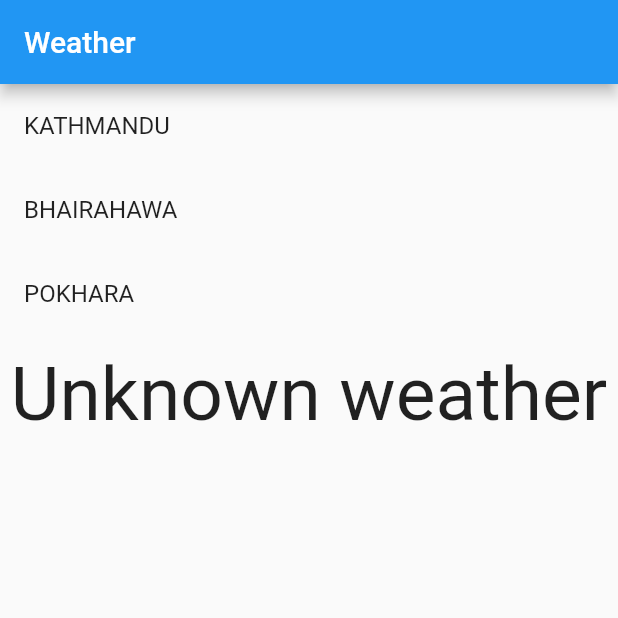
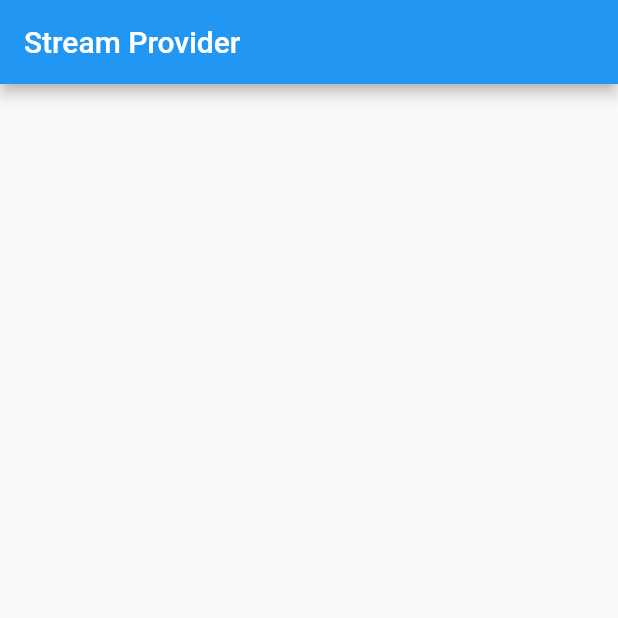
Before and after one commit to santosh565/testingriverpod, a Flutter app: the screen it shows after launch, on a phone screen of 412 x 824 dp, the top half of it. Run offline on Flutter 3.47's test engine with Material 2 defaults, Android fonts, the phone set to English and light mode, and no system bars; our stand-ins replace hooks_riverpod.

```diff
--- a/lib/main.dart
+++ b/lib/main.dart
@@ -20,81 +20,13 @@ class MyApp extends StatelessWidget {
   }
 }
 
-enum City {
-  kathmandu,
-  bhairahawa,
-  pokhara,
-}
-
-typedef WeatherEmoji = String;
-
-Future<WeatherEmoji> getWeather(City city) {
-  return Future.delayed(
-      const Duration(seconds: 2),
-      () => {
-            City.bhairahawa: '🥵',
-            City.kathmandu: '🆒',
-            City.pokhara: '🌬️'
-          }[city]!);
-}
-
-final currentCityProvider = StateProvider<City?>(
-  (ref) {
-    return null;
-  },
-);
-
-final weatherProvider = FutureProvider<WeatherEmoji>(
-  (ref) {
-    final city = ref.watch(currentCityProvider);
-    if (city != null) {
-      return getWeather(city);
-    }
-    return 'Unknown weather';
-  },
-);
-
 class MyHomePage extends ConsumerWidget {
   const MyHomePage({super.key});
 
   @override
   Widget build(BuildContext context, WidgetRef ref) {
-    final currentWeather = ref.watch(weatherProvider);
-    debugPrint('build');
     return Scaffold(
-      appBar: AppBar(title: const Text('Weather')),
-      body: Column(
-        children: [
-          ListView.builder(
-            shrinkWrap: true,
-            itemCount: City.values.length,
-            itemBuilder: (context, index) {
-              final city = City.values[index];
-              final isSelected = city == ref.watch(currentCityProvider);
-              return ListTile(
-                title: Text(city.name.toUpperCase()),
-                trailing: isSelected ? const Icon(Icons.check) : null,
-                onTap: () {
-                  ref.read(currentCityProvider.notifier).state = city;
-                },
-              );
-            },
-          ),
-          const SizedBox(
-            height: 10,
-          ),
-          currentWeather.when(
-            data: (data) => Text(
-              data,
-              style: const TextStyle(fontSize: 50),
-            ),
-            loading: () => const CircularProgressIndicator(),
-            error: (Object error, StackTrace stackTrace) {
-              return Text(error.toString());
-            },
-          ),
-        ],
-      ),
+      appBar: AppBar(title: const Text('Stream Provider')),
     );
   }
 }
```
